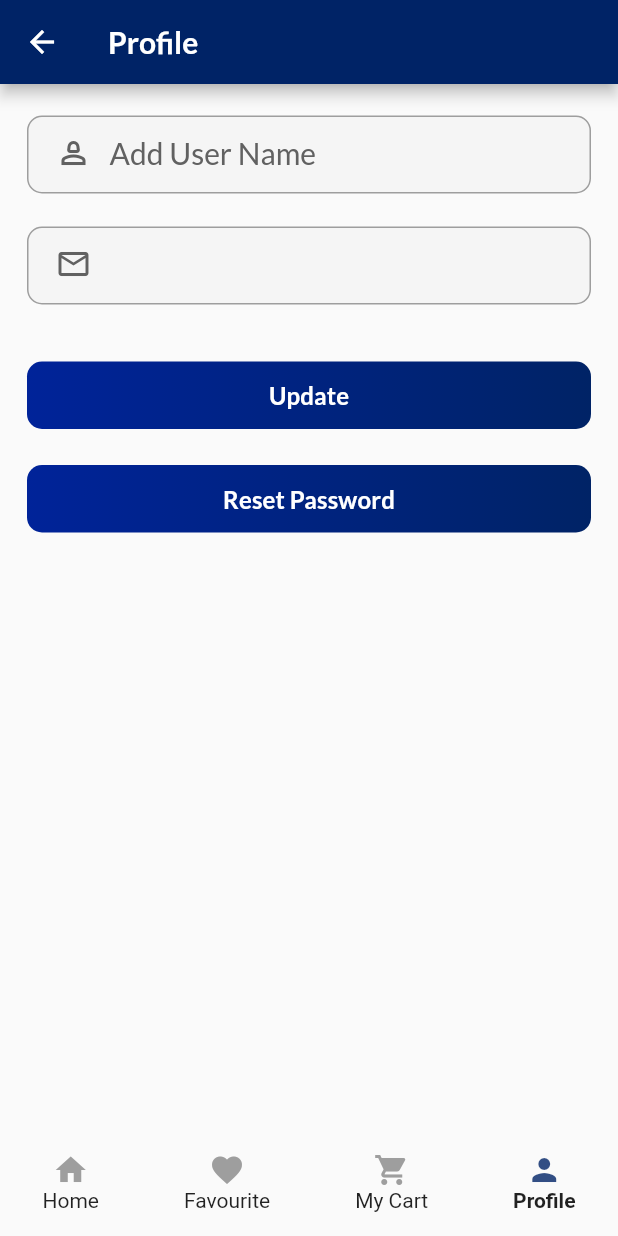
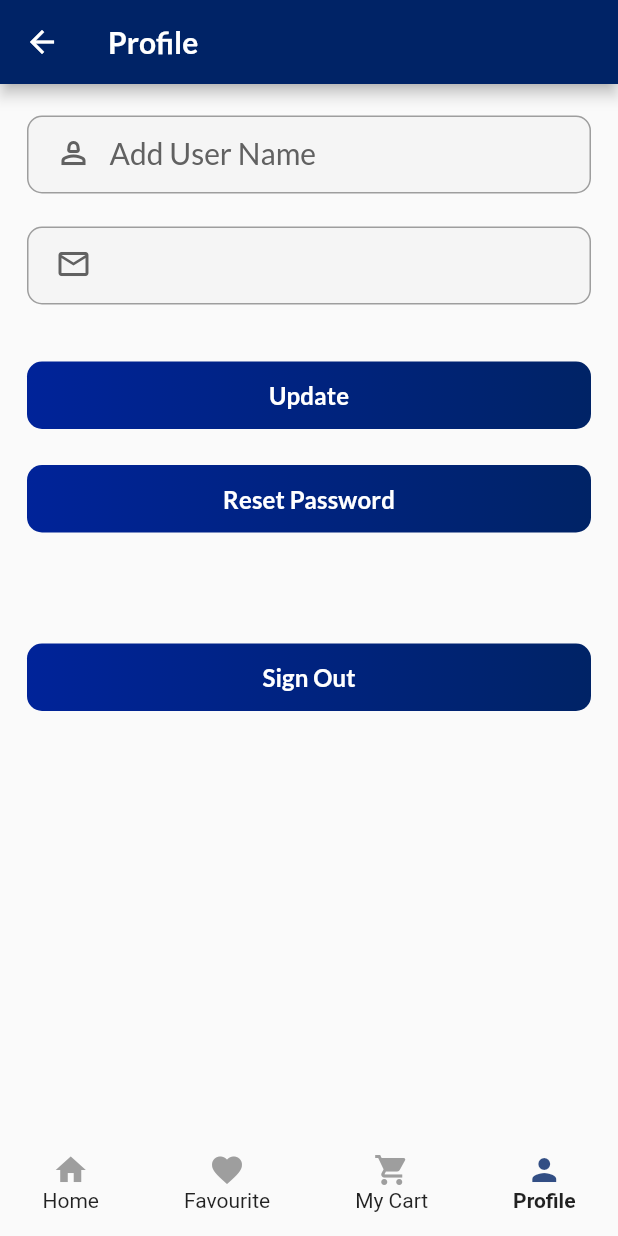
Before and after one commit to Lakmal256/bmw-ecom, a Flutter app: the screen it shows once a user with an empty profile is signed in, item 4 of the bottom bar chosen, on a phone screen of 412 x 824 dp. Run offline on Flutter 3.47's test engine with Material 3 defaults, Android fonts, the phone set to English and light mode, and no system bars; our stand-ins replace carousel_slider, connectivity_plus, firebase_auth, firebase_core, flutter_dotenv, get_it and 3 more; accounts and stored records are empty.

Commit message:
move signout into profile

```diff
--- a/lib/screens/profile_screen.dart
+++ b/lib/screens/profile_screen.dart
@@ -23,10 +23,8 @@ class _ProfileScreenState extends State<ProfileScreen> {
   Widget build(BuildContext context) {
     return Scaffold(
       appBar: AppBar(
-        leading: BackButton(onPressed: (){
-          Provider.of<LauncherProvider>(context,
-              listen: false)
-              .changeIndex(0);
+        leading: BackButton(onPressed: () {
+          Provider.of<LauncherProvider>(context, listen: false).changeIndex(0);
         }),
         title: Text(
           'Profile',
@@ -137,6 +135,18 @@ class _ProfileFormState extends State<ProfileForm> with FormMixin {
     }
   }
 
+  handleSignOut(BuildContext context) async {
+    bool? ok = await showConfirmationDialog(
+      context,
+      title: 'SignOut?',
+      content: "Are you sure you want to sign out?",
+    );
+
+    if (ok != null && ok) {
+      await FirebaseAuth.instance.signOut();
+    }
+  }
+
   @override
   Widget build(BuildContext context) {
     return ValueListenableBuilder(
@@ -202,7 +212,9 @@ class _ProfileFormState extends State<ProfileForm> with FormMixin {
                       border: InputBorder.none,
                       enabledBorder: InputBorder.none,
                       focusedBorder: InputBorder.none,
-                      prefixIcon: Icon(Icons.email_outlined, ),
+                      prefixIcon: Icon(
+                        Icons.email_outlined,
+                      ),
                     ),
                     onChanged: (value) => widget.controller.setValue(
                       widget.controller.value..email = value,
@@ -222,6 +234,12 @@ class _ProfileFormState extends State<ProfileForm> with FormMixin {
                 width: MediaQuery.of(context).size.width,
                 height: 45,
                 text: 'Reset Password'),
+            const SizedBox(height: 50),
+            CustomGradientButton(
+                onPressed: () => handleSignOut(context),
+                width: MediaQuery.of(context).size.width,
+                height: 45,
+                text: 'Sign Out'),
           ],
         );
       },
```
Also changed, not shown: lib/screens/dashboard.dart (+0 -17 lines).
